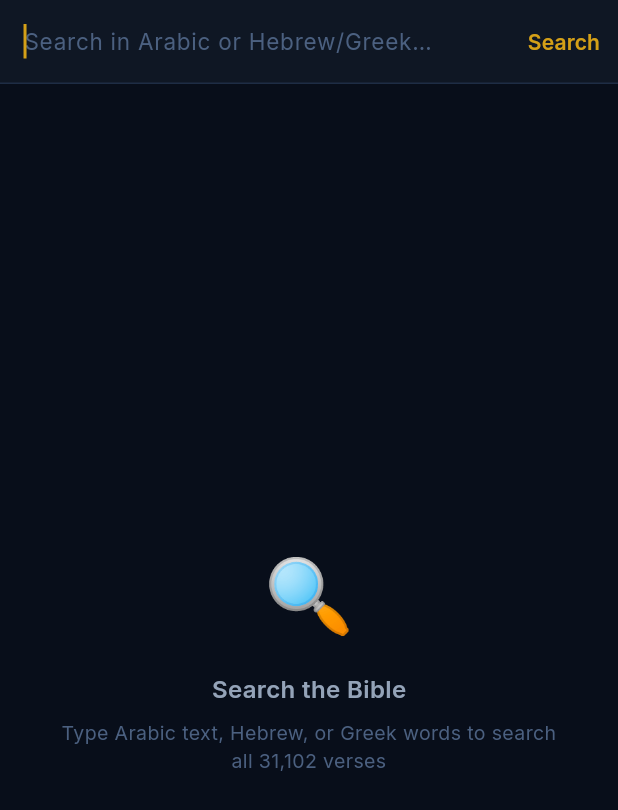
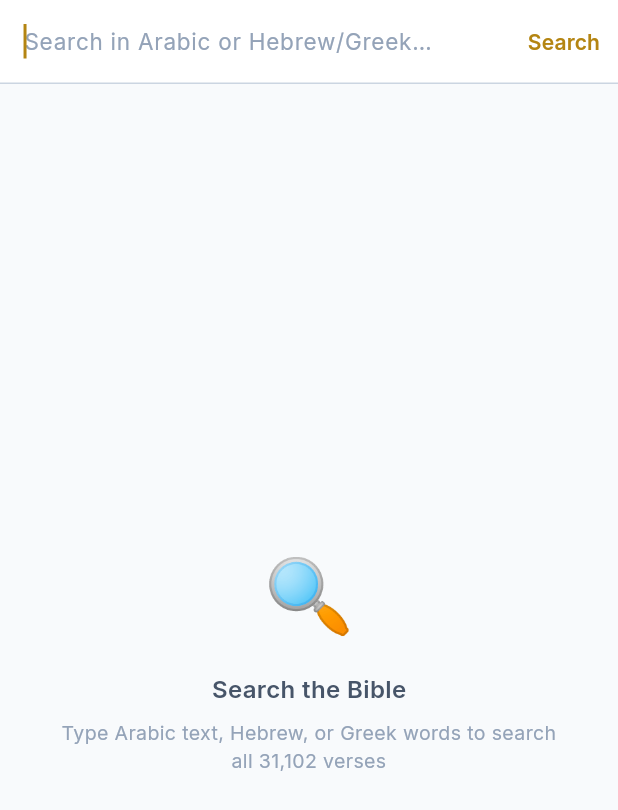
Before and after one commit to manalattia80-web/arabic-bible-study, a Flutter app: the SearchScreen screen opened by its route, on a phone screen of 412 x 824 dp. Shown: the top 810 px of the screen. Run offline on Flutter 3.47's test engine with Material 3 defaults, Android fonts, the phone set to English and light mode, and no system bars; our stand-ins replace go_router, google_fonts, just_audio; network calls fail.

Commit message:
Switch app theme to light mode

```diff
--- a/mobile/lib/app.dart
+++ b/mobile/lib/app.dart
@@ -66,9 +66,9 @@
   @override
   Widget build(BuildContext context) {
     return MaterialApp.router(
-      title:              'البحث الكتابي العربي',
+      title:              'Arabic Bible Study',
       debugShowCheckedModeBanner: false,
-      theme:              AppTheme.dark,
+      theme:              AppTheme.light,
       routerConfig:       _router,
       // Force LTR layout for the app shell; individual RTL widgets are handled locally
       builder: (context, child) => Directionality(
--- a/mobile/lib/core/constants/app_colors.dart
+++ b/mobile/lib/core/constants/app_colors.dart
@@ -9,36 +9,36 @@
   AppColors._();
 
   // ── Backgrounds ──────────────────────────────────────────────
-  static const Color bgBase    = Color(0xFF080E1A); // deepest dark
-  static const Color bgSurface = Color(0xFF0F1724); // card surface
-  static const Color bgCard    = Color(0xFF161E2E); // elevated card
-  static const Color bgCardHov = Color(0xFF1C2740); // hovered card
+  static const Color bgBase    = Color(0xFFF8FAFC); // light grayish blue background
+  static const Color bgSurface = Color(0xFFFFFFFF); // white card surface
+  static const Color bgCard    = Color(0xFFF1F5F9); // slightly darker elevated card
+  static const Color bgCardHov = Color(0xFFE2E8F0); // hovered card
 
   // ── Brand / Primary ─────────────────────────────────────────
-  static const Color primary     = Color(0xFFD4A017); // manuscript gold
-  static const Color primaryDim  = Color(0xFFA07810);
-  static const Color primaryGlow = Color(0x30D4A017);
-  static const Color primaryText = Color(0xFFFCD34D); // warm gold text
+  static const Color primary     = Color(0xFFB48512); // darker manuscript gold for light bg
+  static const Color primaryDim  = Color(0xFF8A640D);
+  static const Color primaryGlow = Color(0x20B48512);
+  static const Color primaryText = Color(0xFF926707); // dark warm gold text
 
   // ── Borders ──────────────────────────────────────────────────
-  static const Color border      = Color(0xFF1E2D45);
-  static const Color borderLight = Color(0xFF263548);
+  static const Color border      = Color(0xFFCBD5E1); // light gray border
+  static const Color borderLight = Color(0xFF94A3B8);
 
   // ── Text ─────────────────────────────────────────────────────
-  static const Color textPrimary   = Color(0xFFF1F5F9);
-  static const Color textSecondary = Color(0xFF94A3B8);
-  static const Color textMuted     = Color(0xFF4B6080);
+  static const Color textPrimary   = Color(0xFF0F172A); // almost black
+  static const Color textSecondary = Color(0xFF475569); // dark slate gray
+  static const Color textMuted     = Color(0xFF94A3B8); // light gray text
 
   // ── Language-specific text ──────────────────────────────────
-  static const Color arabicText  = Color(0xFFFDE68A); // warm gold
-  static const Color hebrewText  = Color(0xFFA5F3FC); // cyan
-  static const Color greekText   = Color(0xFFC4B5FD); // soft purple
+  static const Color arabicText  = Color(0xFF1C1917); // very dark warm gray/black
+  static const Color hebrewText  = Color(0xFF0C4A6E); // dark blue
+  static const Color greekText   = Color(0xFF4C1D95); // dark purple
 
   // ── Status ────────────────────────────────────────────────────
-  static const Color success    = Color(0xFF10B981);
+  static const Color success    = Color(0xFF059669);
   static const Color successBg  = Color(0x1F10B981);
-  static const Color danger     = Color(0xFFEF4444);
+  static const Color danger     = Color(0xFFDC2626);
   static const Color dangerBg   = Color(0x1FEF4444);
-  static const Color warning    = Color(0xFFF59E0B);
-  static const Color info       = Color(0xFF3B82F6);
+  static const Color warning    = Color(0xFFD97706);
+  static const Color info       = Color(0xFF2563EB);
 }
--- a/mobile/lib/core/theme/app_theme.dart
+++ b/mobile/lib/core/theme/app_theme.dart
@@ -9,15 +9,15 @@
 class AppTheme {
   AppTheme._();
 
-  static ThemeData get dark {
-    final base = ThemeData.dark(useMaterial3: true);
+  static ThemeData get light {
+    final base = ThemeData.light(useMaterial3: true);
 
     return base.copyWith(
       scaffoldBackgroundColor: AppColors.bgBase,
 
-      colorScheme: const ColorScheme.dark(
+      colorScheme: const ColorScheme.light(
         primary:         AppColors.primary,
-        onPrimary:       Colors.black,
+        onPrimary:       Colors.white,
         secondary:       AppColors.info,
         onSecondary:     Colors.white,
         surface:         AppColors.bgSurface,
--- a/mobile/lib/main.dart
+++ b/mobile/lib/main.dart
@@ -19,8 +19,8 @@
   // Status bar style
   SystemChrome.setSystemUIOverlayStyle(const SystemUiOverlayStyle(
     statusBarColor:      Colors.transparent,
-    statusBarBrightness: Brightness.dark,
-    statusBarIconBrightness: Brightness.light,
+    statusBarBrightness: Brightness.light,
+    statusBarIconBrightness: Brightness.dark,
   ));
 
   runApp(
```
